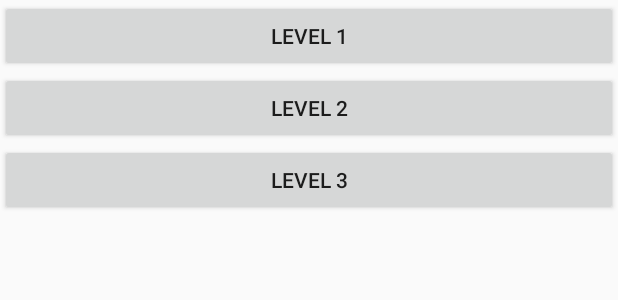
After one commit to firdhanyahya/WakkenEnIjsberen2016, an Android app: the layout pick_level_layout.xml on its own in the app's theme, with its tools: preview values and no code run, on a phone screen of 412 x 824 dp. The commit adds this screen. Shown: the top 300 px of the screen. Run offline under Robolectric (Android 15) with nearby library versions, the phone set to English and light mode, and no system bars.

```diff
--- /dev/null
+++ b/app/src/main/res/layout/pick_level_layout.xml
@@ -0,0 +1,23 @@
+<?xml version="1.0" encoding="utf-8"?>
+<LinearLayout xmlns:android="http://schemas.android.com/apk/res/android"
+    android:orientation="vertical" android:layout_width="match_parent"
+    android:layout_height="match_parent">
+
+    <Button
+        android:text="Level 1"
+        android:layout_width="match_parent"
+        android:layout_height="wrap_content"
+        android:id="@+id/lvl1Btn" />
+
+    <Button
+        android:text="Level 2"
+        android:layout_width="match_parent"
+        android:layout_height="wrap_content"
+        android:id="@+id/lvl2Btn" />
+
+    <Button
+        android:text="Level 3"
+        android:layout_width="match_parent"
+        android:layout_height="wrap_content"
+        android:id="@+id/lvl2Btn" />
+</LinearLayout>
```
Also changed, not shown: app/src/main/res/layout/main_menu_layout.xml (+29 -0 lines).
